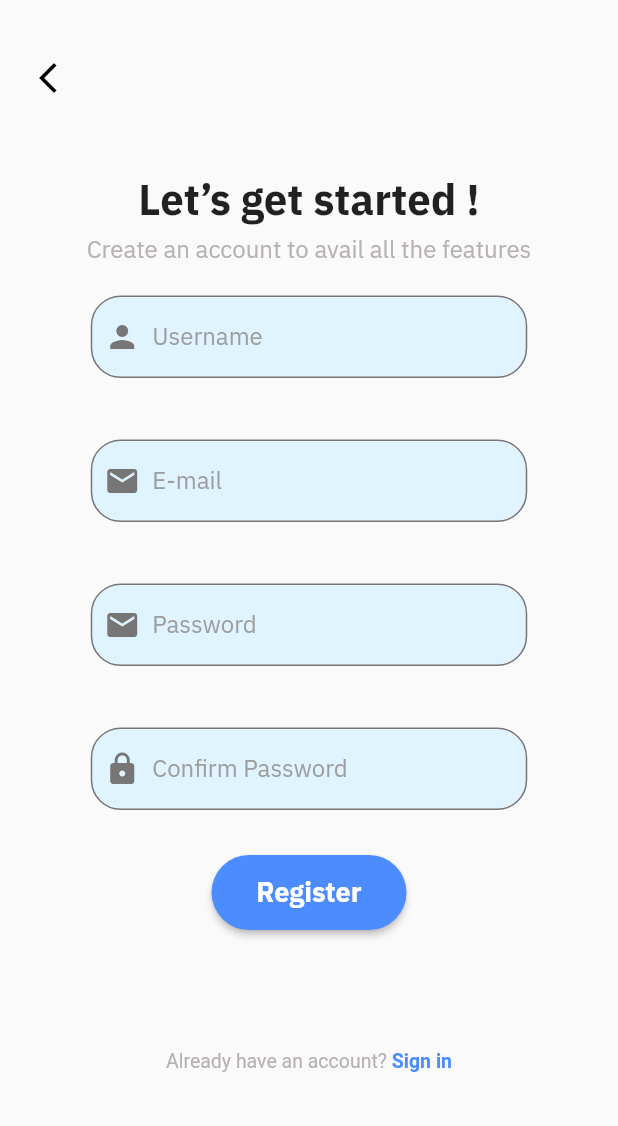
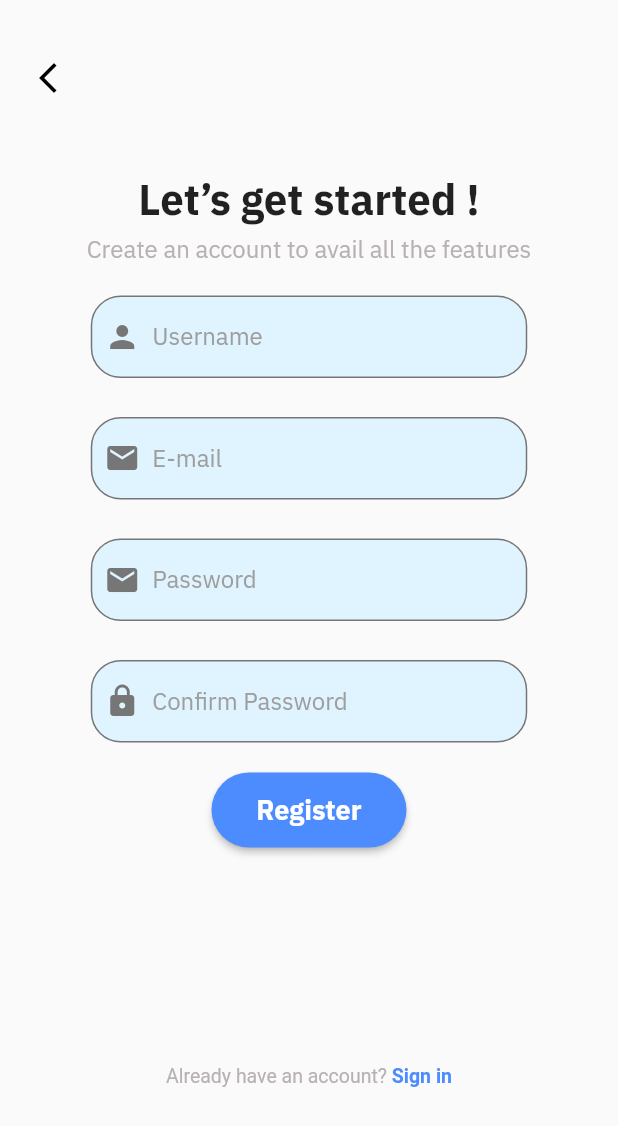
Before and after one commit to ppinng/warnalertwithme, a Flutter app: the RegisterPage screen opened directly, on a phone screen of 412 x 824 dp. Shown: the top 1126 px of the screen. Run offline on Flutter 3.47's test engine with Material 2 defaults, Android fonts, the phone set to English and light mode, and no system bars; our stand-ins replace font_awesome_flutter, google_maps_flutter, location, smooth_page_indicator.

Commit message:
Update register.dart

```diff
--- a/lib/page/register.dart
+++ b/lib/page/register.dart
@@ -170,7 +170,7 @@ class _RegisterPageState extends State<RegisterPage> {
                   ),
                 ),
                 Padding(
-                  padding: const EdgeInsets.only(top: 20),
+                  padding: const EdgeInsets.only(top: 5),
                   child: Column(
                     crossAxisAlignment: CrossAxisAlignment.start,
                     children: [
@@ -211,7 +211,7 @@ class _RegisterPageState extends State<RegisterPage> {
                   ),
                 ),
                 Padding(
-                  padding: const EdgeInsets.only(top: 20),
+                  padding: const EdgeInsets.only(top: 5),
                   child: Column(
                     crossAxisAlignment: CrossAxisAlignment.start,
                     children: [
@@ -252,7 +252,7 @@ class _RegisterPageState extends State<RegisterPage> {
                   ),
                 ),
                 Padding(
-                  padding: const EdgeInsets.only(top: 20, bottom: 30),
+                  padding: const EdgeInsets.only(top: 5, bottom: 20),
                   child: Container(
                     width: 291,
                     height: 55,
@@ -312,7 +312,7 @@ class _RegisterPageState extends State<RegisterPage> {
             ),
           ),
           Padding(
-            padding: const EdgeInsets.all(30.0),
+            padding: const EdgeInsets.all(95.0),
             child: Align(
               alignment: Alignment.bottomCenter,
               child: RichText(
```
